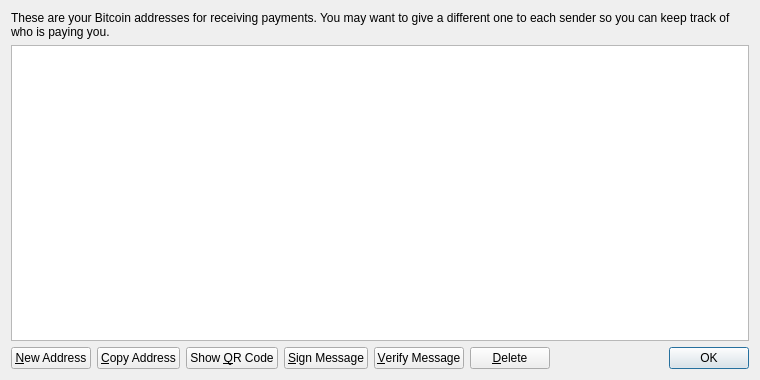
The window that src/qt/forms/addressbookpage.ui (Omega6/Bitcoin-Scrypt) describes before a commit, drawn with Qt 5.
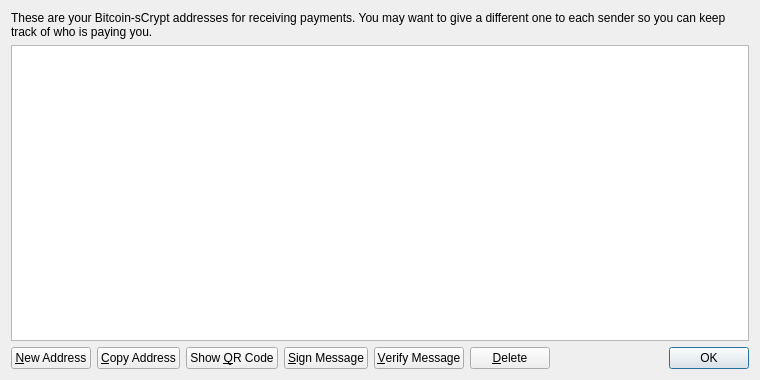
The same window after the commit. Icons and pictures are not drawn.

Commit message: Bitcoin sCrypt v1.2.0

Diff of the .ui file:
```diff
--- a/src/qt/forms/addressbookpage.ui
+++ b/src/qt/forms/addressbookpage.ui
@@ -17,7 +17,7 @@
    <item>
     <widget class="QLabel" name="labelExplanation">
      <property name="text">
-      <string>These are your Bitcoin addresses for receiving payments. You may want to give a different one to each sender so you can keep track of who is paying you.</string>
+      <string>These are your Bitcoin-sCrypt addresses for receiving payments. You may want to give a different one to each sender so you can keep track of who is paying you.</string>
      </property>
      <property name="textFormat">
       <enum>Qt::PlainText</enum>
```
Left out of the diff: 4 changed lines with no effect on the pictures. The commit also changes 287 other files.
